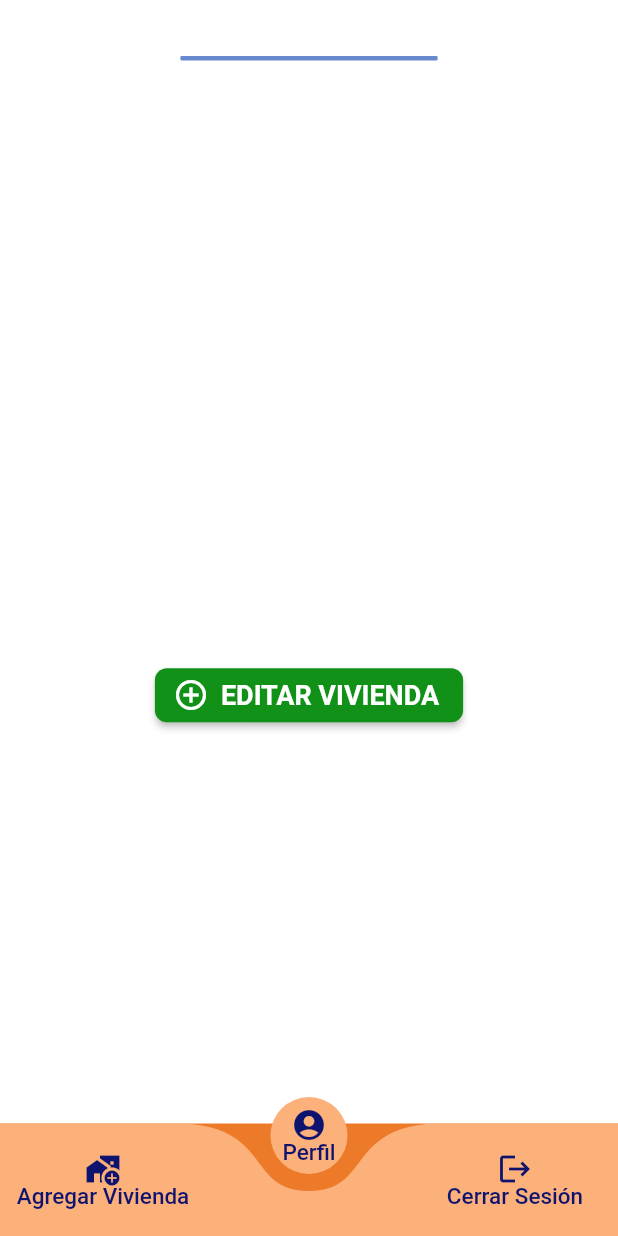
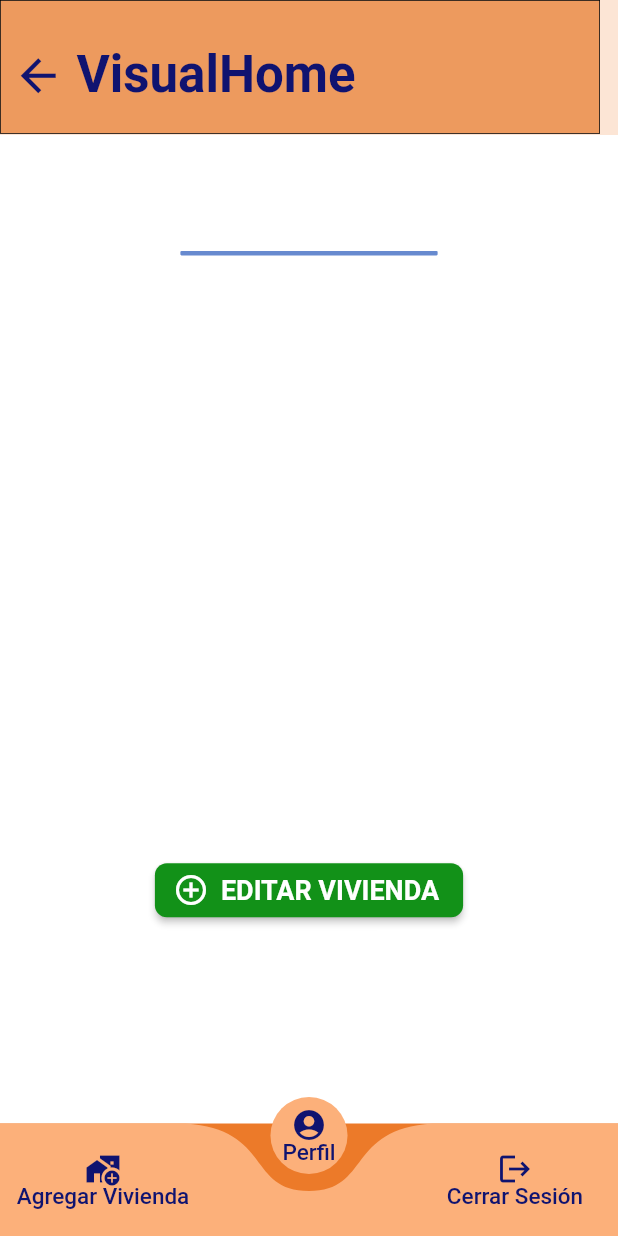
Before and after one commit to Rubenamesaf/VisualHome, a Flutter app: the ViviendaEspecificaAdmin screen opened directly with empty values, on a phone screen of 412 x 824 dp. Run offline on Flutter 3.47's test engine with Material 2 defaults, Android fonts, the light colour scheme and no system bars; drawn by our look-alikes of curved_navigation_bar; our stand-ins replace awesome_dialog, firebase_auth, firebase_core, firebase_database, flutter_svg, get and 2 more; accounts and stored records are empty; Roboto replaces fonts that are missing (Inria Sans); statements that could not run were skipped; project files that could hold a hidden picture were left out.

Commit message:
Correcion de errores y mas

```diff
--- a/lib/view/login.view.dart
+++ b/lib/view/login.view.dart
@@ -30,7 +30,7 @@ class _LoginViewState extends State<LoginView> {
   final TextEditingController emailController = TextEditingController();
   final TextEditingController passwordController = TextEditingController();
   final Logger _logger = Logger();
-  DatabaseReference _dbref = FirebaseDatabase.instance.reference();
+  final DatabaseReference _dbref = FirebaseDatabase.instance.ref();
 
   Future<void> _signInWithEmailAndPassword(BuildContext context) async {
     try {
--- a/lib/view/viviendaEsecificaAdmin.dart
+++ b/lib/view/viviendaEsecificaAdmin.dart
@@ -3,6 +3,7 @@ import 'package:firebase_database/firebase_database.dart';
 import 'package:flutter/material.dart';
 //import 'package:flutter/gestures.dart';
 import 'package:get/get.dart';
+import 'package:login_v1/main.dart';
 //import 'package:get/get_core/src/get_main.dart';
 //import 'dart:ui';
 //import 'package:google_fonts/google_fonts.dart';
@@ -14,6 +15,7 @@ import 'package:login_v1/view/editarVivienda.dart';
 //import 'package:login_v1/view/editHomeAdmin.dart';
 import 'package:login_v1/view/sistemaEspecificoAdmin.dart';
 import 'package:login_v1/view/splash.view.dart';
+import 'package:login_v1/view/widgets/admin_principal.dart';
 //import 'package:firebase_database/firebase_database.dart';
 //import 'package:flutter/material.dart';
 //import 'package:get/get.dart';
@@ -23,13 +25,15 @@ import 'package:login_v1/view/splash.view.dart';
 
 class ViviendaEspecificaAdmin extends StatefulWidget {
   final String userEmail;
-  ViviendaEspecificaAdmin({required this.userEmail, Key? key}) : super(key: key);
+  ViviendaEspecificaAdmin({required this.userEmail, Key? key})
+      : super(key: key);
   @override
-  _ViviendaEspecificaAdminState createState() => _ViviendaEspecificaAdminState();
+  _ViviendaEspecificaAdminState createState() =>
+      _ViviendaEspecificaAdminState();
 }
 
 class _ViviendaEspecificaAdminState extends State<ViviendaEspecificaAdmin> {
-  DatabaseReference _dbref = FirebaseDatabase.instance.reference();
+  final DatabaseReference _dbref = FirebaseDatabase.instance.ref();
   List<Sistema> sistemasList = [];
   String databasejson = "";
   String viviendaName = "";
@@ -77,12 +81,14 @@ class _ViviendaEspecificaAdminState extends State<ViviendaEspecificaAdmin> {
   }
 
   RichText buildRichText(bool isActive) {
-    final TextStyle defaultStyle = TextStyle(
-      color: Color.fromARGB(255, 255, 0, 0), // Color por defecto para sistemas inactivos
-      fontWeight: FontWeight.normal, // Estilo por defecto para sistemas inactivos
+    const TextStyle defaultStyle = TextStyle(
+      color: Color.fromARGB(
+          255, 255, 0, 0), // Color por defecto para sistemas inactivos
+      fontWeight:
+          FontWeight.normal, // Estilo por defecto para sistemas inactivos
     );
 
-    final TextStyle activeStyle = TextStyle(
+    const TextStyle activeStyle = TextStyle(
       color: Colors.green, // Color verde para sistemas activos
       fontWeight: FontWeight.bold, // Texto en negrita para sistemas activos
     );
@@ -105,7 +111,7 @@ class _ViviendaEspecificaAdminState extends State<ViviendaEspecificaAdmin> {
         color: const Color.fromARGB(255, 252, 176, 122),
         animationDuration: const Duration(milliseconds: 300),
         index: 1,
-        items: <Widget>[
+        items: const <Widget>[
           Column(
             mainAxisAlignment: MainAxisAlignment.center,
             children: [
@@ -145,7 +151,8 @@ class _ViviendaEspecificaAdminState extends State<ViviendaEspecificaAdmin> {
               'sistemasList': sistemasList,
             };
             print('Botón presionado ...');
-            Get.to(() => EditarVivienda(userEmail: widget.userEmail), arguments: arguments);
+            Get.to(() => EditarVivienda(userEmail: widget.userEmail),
+                arguments: arguments);
           }
           if (index == 2) {
             Navigator.of(context).push(
@@ -156,17 +163,20 @@ class _ViviendaEspecificaAdminState extends State<ViviendaEspecificaAdmin> {
           }
         },
       ),
-      backgroundColor: Color.fromARGB(255, 255, 255, 255),
+      backgroundColor: const Color.fromARGB(255, 255, 255, 255),
       body: Center(
         child: Column(
           children: [
-            //AdminPrincipal(administratorName: widget.userEmail),
+            AdminPrincipal(administratorName: widget.userEmail),
+            const SizedBox(
+              height: 40,
+            ),
             SizedBox(
               width: 200,
               height: 38,
               child: Text(
                 '$viviendaName',
-                style: TextStyle(
+                style: const TextStyle(
                   color: Color(0xFF0F1370),
                   fontSize: 25,
                   fontFamily: 'Inria Sans',
@@ -234,7 +244,8 @@ class _ViviendaEspecificaAdminState extends State<ViviendaEspecificaAdmin> {
                   final arguments = {
                     'viviendaName': viviendaName,
                     'sistemaName': sistema.nombre,
-                    'estado': sistema.estado // Agrega más argumentos si es necesario
+                    'estado':
+                        sistema.estado // Agrega más argumentos si es necesario
                   };
                   return ListTile(
                     title: Text(sistema.nombre),
@@ -243,7 +254,8 @@ class _ViviendaEspecificaAdminState extends State<ViviendaEspecificaAdmin> {
                       onPressed: () {
                         Navigator.of(context).push(
                           MaterialPageRoute(
-                            builder: (context) => SistemaEspecificoAdmin(userEmail: widget.userEmail),
+                            builder: (context) => SistemaEspecificoAdmin(
+                                userEmail: widget.userEmail),
                           ),
                         );
                         // Get.to(
@@ -302,7 +314,8 @@ class _ViviendaEspecificaAdminState extends State<ViviendaEspecificaAdmin> {
                   'sistemasList': sistemasList,
                 };
                 print('Botón presionado ...');
-                Get.to(() => EditarVivienda(userEmail: widget.userEmail), arguments: arguments);
+                Get.to(() => EditarVivienda(userEmail: widget.userEmail),
+                    arguments: arguments);
               },
               style: ElevatedButton.styleFrom(
                 primary: Color.fromARGB(255, 18, 145, 24), // Fondo azul
--- a/lib/view/widgets/admin_principal.dart
+++ b/lib/view/widgets/admin_principal.dart
@@ -9,8 +9,27 @@ import 'package:flutter_svg/flutter_svg.dart';
 
 class AdminPrincipal extends StatelessWidget {
   String administratorName;
+  String? pageName;
 
-  AdminPrincipal({required this.administratorName, Key? key}) : super(key: key);
+  AdminPrincipal({required this.administratorName, this.pageName, Key? key})
+      : super(key: key);
+
+  Widget showBackButton(BuildContext context) {
+    if (pageName == 'home') {
+      return Container();
+    } else {
+      return Positioned(
+        left: 0,
+        top: 25,
+        child: IconButton(
+          icon: const Icon(Icons.arrow_back),
+          color: const Color(0xFF0F1370),
+          iconSize: 35,
+          onPressed: (() => Navigator.pop(context)),
+        ),
+      );
+    }
+  }
 
   @override
   Widget build(BuildContext context) {
@@ -18,7 +37,7 @@ class AdminPrincipal extends StatelessWidget {
       children: [
         Container(
           //width: 392.7,
-          height: 708,
+          height: 90,
           clipBehavior: Clip.antiAlias,
           decoration:
               const BoxDecoration(color: Color.fromARGB(240, 252, 227, 210)),
@@ -30,7 +49,7 @@ class AdminPrincipal extends StatelessWidget {
                 child: Opacity(
                   opacity: 1,
                   child: Container(
-                    width: 393,
+                    width: 400,
                     height: 89.18,
                     decoration: BoxDecoration(
                       color: HexColor('#ED9A5E'),
@@ -56,7 +75,7 @@ class AdminPrincipal extends StatelessWidget {
                 ),
               ),*/
               const Positioned(
-                left: 24,
+                left: 44,
                 top: 46,
                 child: SizedBox(
                   width: 200,
@@ -111,7 +130,7 @@ class AdminPrincipal extends StatelessWidget {
                   child: Text(
                     administratorName, // Utiliza el nombre del usuario aquí
                     textAlign: TextAlign.end,
-                    style: TextStyle(
+                    style: const TextStyle(
                       color: Color(0xFF0F1370),
                       fontSize: 20,
                       fontFamily: 'Inria Sans',
@@ -121,6 +140,7 @@ class AdminPrincipal extends StatelessWidget {
                   ),
                 ),
               ),
+              showBackButton(context),
               /*Positioned(
                 left: 331,
                 top: 4,
```
Also changed, not shown: lib/view/agregarVivienda.dart (+40 -74 lines), lib/view/homeAdmin.view.dart (+18 -8 lines), pubspec.lock.
